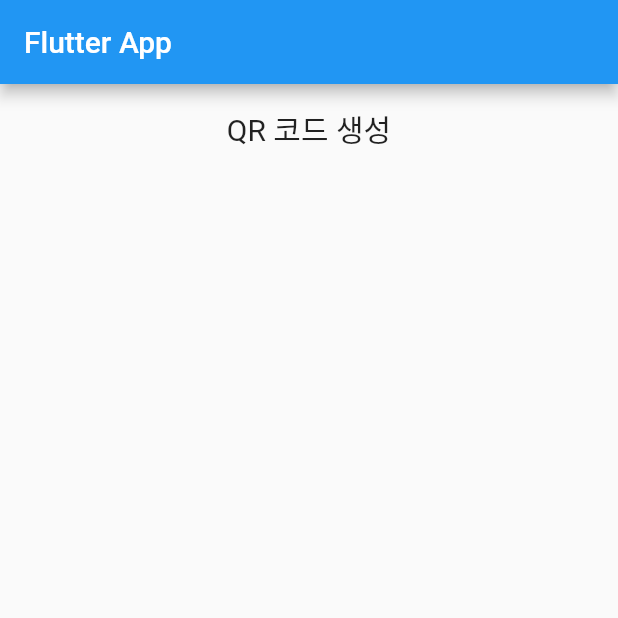
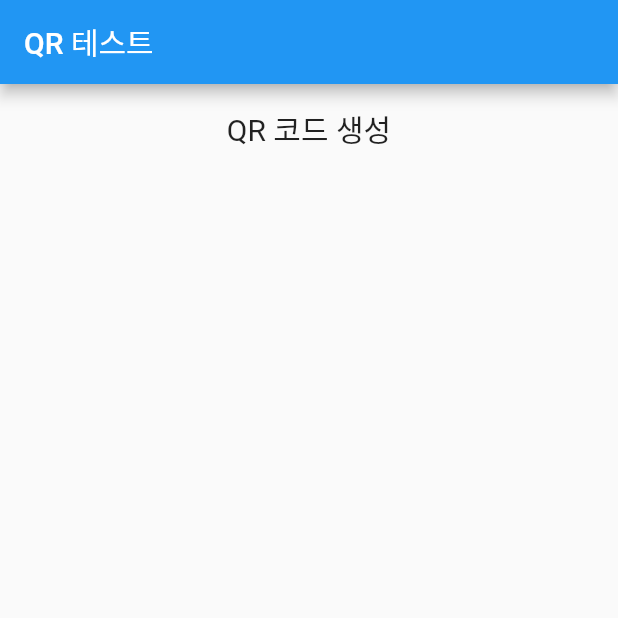
Before and after one commit to postforty/dandy-lab, a Flutter app: the screen it shows after launch, on a phone screen of 412 x 824 dp, the top half of it. Run offline on Flutter 3.47's test engine with Material 2 defaults, Android fonts, the phone set to English and light mode, and no system bars; our stand-ins replace qr_flutter; missing offline and left inert: arcore_flutter_plugin.

Commit message:
Update main.dart

```diff
--- a/flutter-qr-test/qr_app/lib/main.dart
+++ b/flutter-qr-test/qr_app/lib/main.dart
@@ -39,7 +39,7 @@ class _HomePageState extends State<HomePage> {
   Widget build(BuildContext context) {
     return Scaffold(
       appBar: AppBar(
-        title: const Text('Flutter App'),
+        title: const Text('QR 테스트'),
       ),
       floatingActionButton: FloatingActionButton(
         onPressed: () {
```
